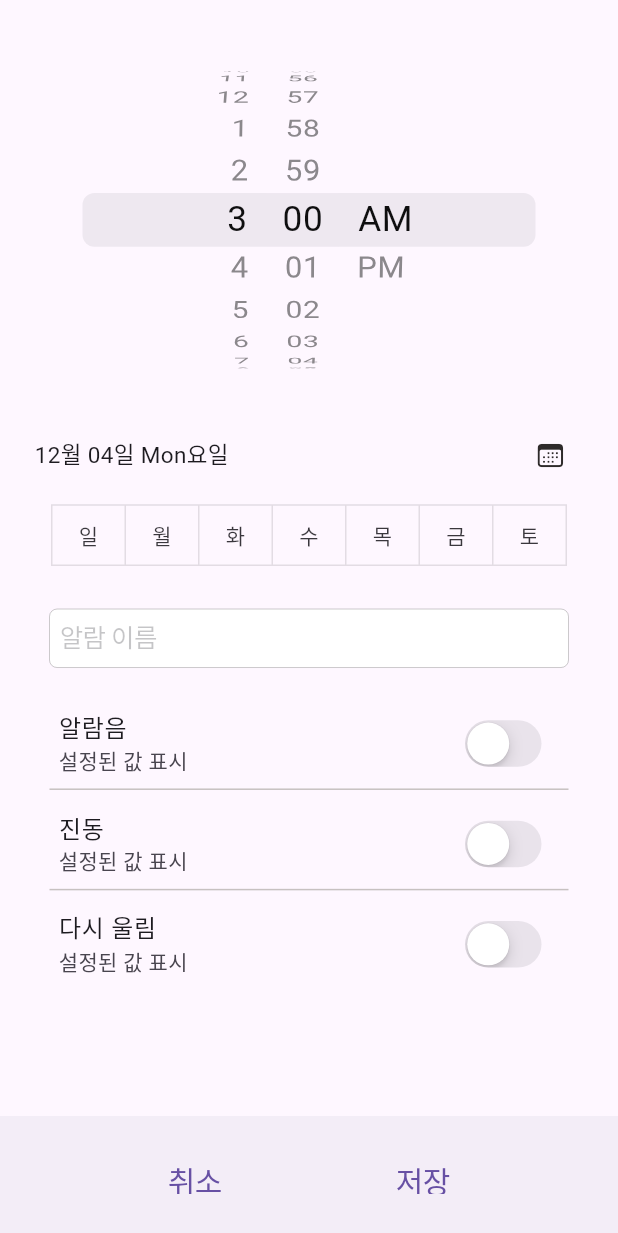
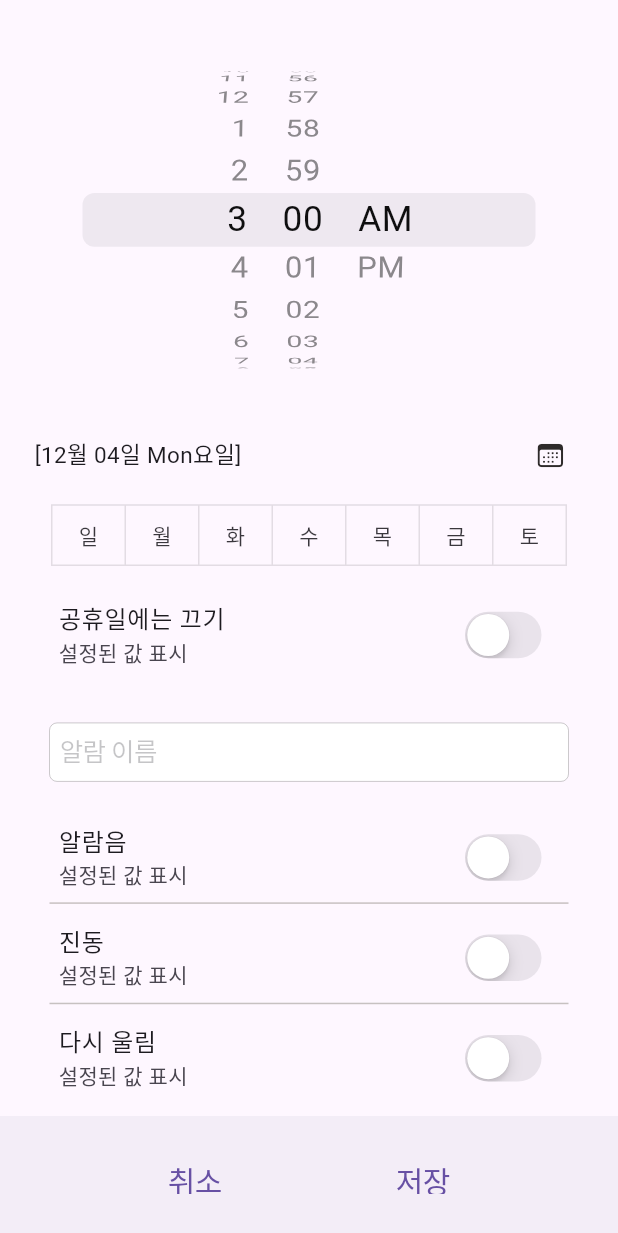
Before and after one commit to yhl124/my_alarm, a Flutter app: the SetHomePage screen opened directly, after a tap on an icon or button, on a phone screen of 412 x 824 dp. Shown: the top 1233 px of the screen. Run offline on Flutter 3.47's test engine with Material 3 defaults, Android fonts, the phone set to English and light mode, and no system bars; our stand-ins replace calendar_date_picker2.

Commit message:
231203-2

```diff
--- a/lib/screens/set_page.dart
+++ b/lib/screens/set_page.dart
@@ -40,52 +40,51 @@ const List<(Days, String)> dayOfTheWeek = <(Days, String)>[
 ];
 
 class _SetHomePageState extends State<SetHomePage> {
-  final DateTime sixAM = //오늘 오전 6시
+
+  //오전 6시 이전 체크용, 0~5.99 true/ 6~23.99 false
+  bool _beforeSixAM = false;
+  //오늘 오전 6시
+  final DateTime sixAM =
     DateTime(DateTime.now().year, DateTime.now().month, DateTime.now().day, 6, 0);
-  final DateTime now = DateTime.now();//오늘날짜&시간.
-  final DateTime today = DateTime(DateTime.now().year, DateTime.now().month, DateTime.now().day);//오늘
-  final DateTime tomorrow = DateTime(DateTime.now().year, DateTime.now().month, DateTime.now().day).add(Duration(days: 1));//내일
+  //오늘 날짜
+  final DateTime today = DateTime(DateTime.now().year, DateTime.now().month, DateTime.now().day);
 
-  //TimeofDay테스트
-  //TimeOfDay testtime = TimeOfDay(hour:1, minute:2);
-
-  //시간 기본값 초기화
-  DateTime time = DateTime.now();
-  //선택한 시간
-  DateTime _selectedTime = DateTime.now();
-  //오전 6시 이전 확인, 이전이면 true
-  bool beforeSixAM = false;
-  //달력 기본 선택날짜
-  List<DateTime?> _singleDatePickerValueWithDefaultValue = [];
-  //달력에서 선택한 날짜 기본값
-  DateTime _selectedDate = DateTime.now();
   //달력에서 선택을 했으면
   bool _selectedCal = false;
+  //달력에서 오늘을 선택 했으면
+  bool _selectedToday = false;
+  //달력 기본 선택날짜 리스트
+  List<DateTime?> _singleDatePickerValueWithDefaultValue = [];
 
+  //알람 선택 시간
+  TimeOfDay _selectedTime = TimeOfDay(hour: 6, minute: 0);
+  //알람 선택 날짜
+  DateTime _selectedDate = DateTime.now();
+
+  //선택한 요일이 하나라도 있으면 true
+  bool _selectedToggles = false;
   //요일 선택 리스트, 나중에는 Days의 개수나 dayOfTheWeek의 개수 가져와서 그 크기의 false리스트 만들면 될듯
   final List<bool> _toggleButtonsSelection = [false, false, false, false, false, false, false];
 
   TextEditingController _textController = TextEditingController();
 
+  //알람 울릴 날을 표시하는 텍스트를 위한 리스트
+  List<String> _DaysForDisplay = [];
+
   @override
   void initState(){
     super.initState();
 
-    //시계에서 선택한 시간과 오전 6시인지 체크, 이전이면 true
-    beforeSixAM = now.compareTo(sixAM)>0 ? false : true;
-    //기본값은 현재시간이 오전6시 이후면 내일 오전 6시, 아니면 오늘 오전6시
-    time = now.compareTo(sixAM)>0 ? sixAM.add(Duration(days:1)) : sixAM;
-    //달력 기본 선택날짜 = time
-    _selectedDate = time;
-    _singleDatePickerValueWithDefaultValue = [time,];
-
+    //지금이 오전 6시이전인지 체크, 이전이면 true
+    _beforeSixAM = DateTime.now().isBefore(sixAM) ? true : false;
+    //오전6시 이후면 기본 선택날짜는 내일
+    _selectedDate = _beforeSixAM? today: today.add(Duration(days: 1));
+    _singleDatePickerValueWithDefaultValue = [_selectedDate,];
+    _DaysForDisplay.add(DateFormat('MM월 dd일 E요일').format(_selectedDate).toString());
   }
 
   @override
   Widget build(BuildContext context) {
-    //선택한 날짜 텍스트
-    var selectedDateStr = DateFormat('MM월 dd일 E요일').format(_selectedDate).toString();
-
     return WillPopScope(//뒤로가기 핸들링
       onWillPop: () => _onWillPop(context),
       child: Scaffold(
@@ -104,20 +103,22 @@ class _SetHomePageState extends State<SetHomePage> {
               height: MediaQuery.of(context).size.height * 0.30,
               child: CupertinoDatePicker(
                 mode: CupertinoDatePickerMode.time,
-                initialDateTime: time,
+                initialDateTime: sixAM,
                 use24hFormat: false,
                 onDateTimeChanged: (DateTime newTime) {
                   setState(() {
-                    if(_selectedCal == false || _selectedDate.compareTo(tomorrow)<=0){
-                      if(beforeSixAM){
-                        _selectedDate = newTime.compareTo(now)>0 ? newTime : newTime.add(Duration(days:1));
-                      }
-                      else if(!beforeSixAM){
-                        _selectedDate = newTime.subtract(Duration(days:1)).compareTo(now)>0 ? newTime.subtract(Duration(days:1)) : newTime;
-                      }
+                    //debugPrint(newTime.toString());
+                    if(_selectedCal == false && _selectedToggles == false){
+                       _selectedDate = newTime.isAfter(DateTime.now()) ? newTime : newTime.add(Duration(days:1));
+                       _DaysForDisplay.clear();
+                       _DaysForDisplay.add(DateFormat('MM월 dd일 E요일').format(_selectedDate).toString());
                     }
-                    _selectedTime = newTime;
-                    //debugPrint(_selectedDate.toString());
+                    else if(_selectedCal == true && _selectedToday == true && _selectedToggles == false){
+                      _selectedDate = newTime.isAfter(DateTime.now()) ? newTime : newTime.add(Duration(days:1));
+                      _DaysForDisplay.clear();
+                      _DaysForDisplay.add(DateFormat('MM월 dd일 E요일').format(_selectedDate).toString());
+                    }
+                    _selectedTime = TimeOfDay.fromDateTime(newTime);
                   });
                 },
               ),
@@ -128,8 +129,7 @@ class _SetHomePageState extends State<SetHomePage> {
               height: MediaQuery.of(context).size.height * 0.08,
               child: Row(
                 children: [
-                  //요일 한글화 필요
-                  Text(selectedDateStr, style: TextStyle(fontSize: 15),),//선택한 날짜 or 요일 표시 텍스트
+                  Text(_DaysForDisplay.toString(), style: TextStyle(fontSize: 15),),//선택한 날짜 or 요일 표시 텍스트
                   Expanded(child: Container(),),
                   CupertinoButton(//날짜 선택 버튼
                     padding: EdgeInsets.all(5),
@@ -146,8 +146,16 @@ class _SetHomePageState extends State<SetHomePage> {
                       ).then((selectedDate) {
                         setState(() {
                           if(selectedDate != null){//취소하면 null ok면 notnull
+                            //선택값이 리스트에 저장되는데 이 달력은 날짜 한개만 선택하기 때문에 리스트 첫번째값을 선택날짜로
                             _selectedDate = selectedDate[0] as DateTime;
+                            //달력 선택을 했으면
                             _selectedCal = true;
+                            //달력에서 오늘을 선택했으면 true 아니면 false
+                            _selectedToday = DateTime(_selectedDate.year, _selectedDate.month, _selectedDate.day).compareTo(today)==0
+                              ? true : false;
+                            //달력에서 선택하면 리스트를 비우고 그 날짜 추가
+                            _DaysForDisplay.clear();
+                            _DaysForDisplay.add(DateFormat('MM월 dd일 E요일').format(_selectedDate).toString());
                             //debugPrint(selectedDate.toString());
                           }
                         });
@@ -166,15 +174,37 @@ class _SetHomePageState extends State<SetHomePage> {
                   isSelected: _toggleButtonsSelection,
                   onPressed: (int index) {
                     setState(() {
-                    _toggleButtonsSelection[index] = !_toggleButtonsSelection[index];
+                      _toggleButtonsSelection[index] = !_toggleButtonsSelection[index];
+                      //debugPrint(_toggleButtonsSelection.toString());
+
+                      //선택된 요일의 인덱스를 리스트에 저장
+                      List<int> selectedIndexes = [];
+                      for(int i=0; i<_toggleButtonsSelection.length; i++){
+                        if(_toggleButtonsSelection[i]){
+                          selectedIndexes.add(i);
+                        }
+                      }
+                      //출력용 리스트에 요일 추가
+                      _DaysForDisplay.clear();
+                      _DaysForDisplay.add('매주 ');
+                      _selectedToggles = true;
+                      selectedIndexes.forEach((index) {
+                        _DaysForDisplay.add(dayOfTheWeek[index].$2);
+                      },);
+                      if(selectedIndexes.isEmpty){
+                        _selectedToggles = false;
+                        _DaysForDisplay.clear();
+                        _DaysForDisplay.add(DateFormat('MM월 dd일 E요일').format(_selectedDate).toString());
+                      }
                     });
                   },
                   children:
-                    //아마도 리스트.map으로 <Days, String>으로 이루어진 리스트에서 2번째 값을 text로 가져와 리스트로 변환하는듯
                     dayOfTheWeek.map(((Days, String) day) => Text(day.$2)).toList(),
                 ),
               )
             ),
+            Container(height: 10.0, padding: EdgeInsets.fromLTRB(30, 0, 30, 0),),
+            SettingBlock(maintext: '공휴일에는 끄기', subtext: '설정된 값 표시', nextpage: EmptyPage()),
             //알람이름 설정
             Container(
               padding: EdgeInsets.fromLTRB(30.0, 27.0, 30.0, 13.0),
@@ -193,7 +223,7 @@ class _SetHomePageState extends State<SetHomePage> {
             SettingBlock(maintext: '다시 울림', subtext: '설정된 값 표시', nextpage: EmptyPage()),
           ],
         ),
-        //하단 취소 저장 //키보드에 바텀바가 안올라오게 설정 필요
+        //하단 취소 저장
         bottomNavigationBar: BottomAppBar(
           child: Row(
             mainAxisAlignment: MainAxisAlignment.spaceEvenly,
```
Also changed, not shown: 8 other files.
